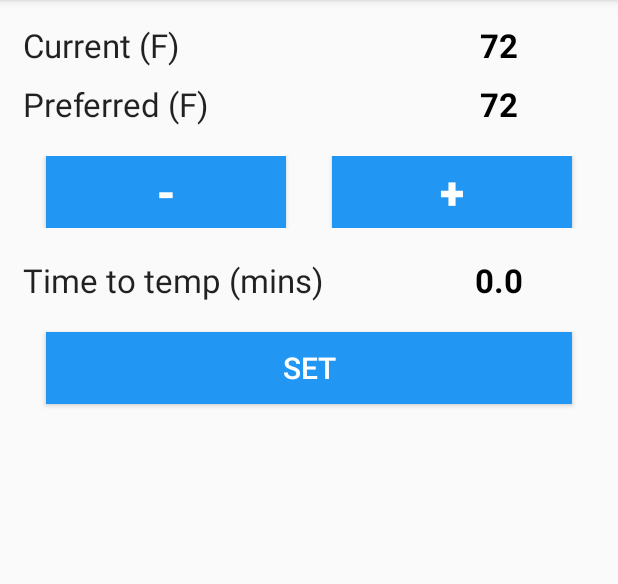
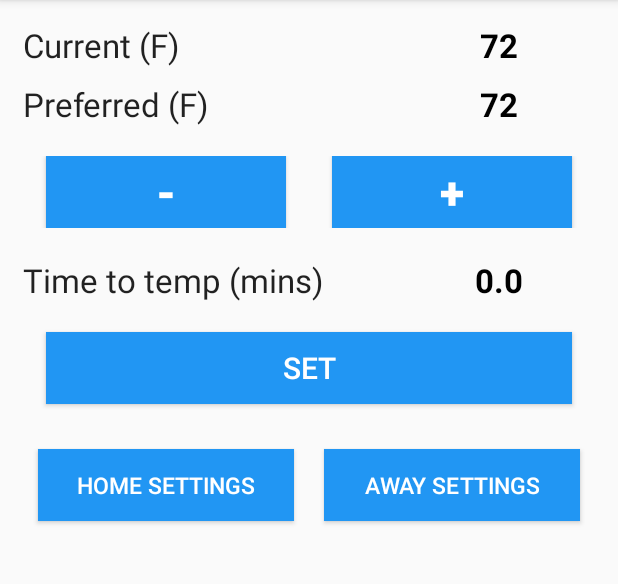
Before and after one commit to RUSEGroup12/SmartSchedule, an Android app: the EnergyActivity screen opened directly, with no data from a screen before it, on a phone screen of 412 x 824 dp, the part 84-668 px from its top. Run offline under Robolectric (Android 15) with nearby library versions, the phone set to English and light mode, and no system bars; our stand-ins replace Volley.

Commit message:
Add home and away button

```diff
--- a/app/src/main/res/layout/activity_energy.xml
+++ b/app/src/main/res/layout/activity_energy.xml
@@ -133,4 +133,39 @@
         android:textColor="#FFFFFF"
         android:textSize="20sp" />
 
+    <LinearLayout
+    android:layout_width="match_parent"
+    android:layout_height="wrap_content"
+    android:orientation="horizontal"
+        android:layout_marginTop="20dp">
+        <Button
+            android:layout_margin="10dp"
+            android:id="@+id/homeButton"
+            android:layout_width="0dp"
+            android:layout_weight="1"
+            android:layout_height="wrap_content"
+            android:onClick="homeSetting"
+            android:text="Home Settings"
+
+            android:background="@color/colorPrimary"
+            android:textColor="#FFFFFF"
+            android:textSize="15sp" />
+
+        <Button
+            android:layout_margin="10dp"
+            android:id="@+id/awayButton"
+            android:layout_width="0dp"
+            android:layout_weight="1"
+            android:layout_height="wrap_content"
+            android:onClick="awaySetting"
+            android:text="Away Settings"
+            android:background="@color/colorPrimary"
+            android:textColor="#FFFFFF"
+            android:textSize="15sp" />
+
+    </LinearLayout>
+
+
+
+
 </LinearLayout>
```
